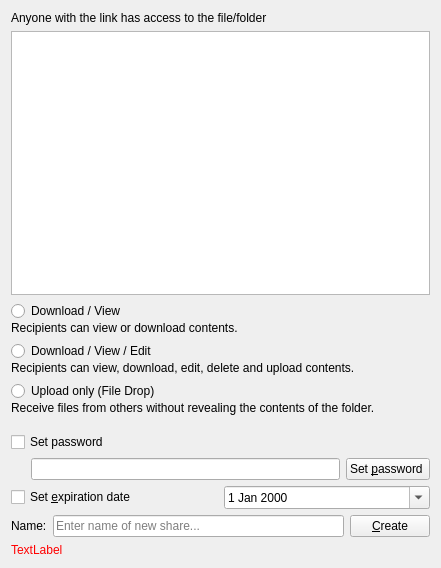
Old version of the form src/gui/sharelinkwidget.ui in the repository nextcloud/desktop.
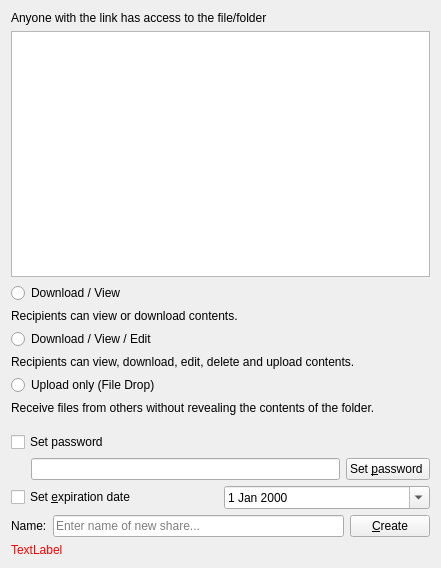
New version of the form.

Commit message:
Gui: Remove use of grid layout from src/gui/sharelinkwidget.*
Fixes: #7941

Diff of the .ui file:
```diff
--- a/src/gui/sharelinkwidget.ui
+++ b/src/gui/sharelinkwidget.ui
@@ -63,7 +63,7 @@
    </item>
    <item>
     <widget class="QWidget" name="shareProperties" native="true">
-     <layout class="QGridLayout" name="gridLayout_2">
+     <layout class="QVBoxLayout" name="verticalLayout_3">
       <property name="leftMargin">
        <number>0</number>
       </property>
@@ -76,41 +76,80 @@
       <property name="bottomMargin">
        <number>0</number>
       </property>
-      <item row="6" column="0">
-       <layout class="QHBoxLayout" name="horizontalLayout_expire">
+      <item>
+       <widget class="QWidget" name="widget_editing" native="true">
+        <layout class="QVBoxLayout" name="verticalLayout_2">
         <property name="leftMargin">
          <number>0</number>
         </property>
+         <property name="topMargin">
+          <number>0</number>
+         </property>
+         <property name="rightMargin">
+          <number>0</number>
+         </property>
         <item>
-         <widget class="QCheckBox" name="checkBox_expire">
+          <layout class="QHBoxLayout" name="layout_editing">
+           <property name="spacing">
+            <number>0</number>
+           </property>
+           <item>
+            <widget class="QRadioButton" name="radio_readOnly">
           <property name="text">
-           <string>Set &amp;expiration date</string>
+              <string>Download / View</string>
           </property>
          </widget>
         </item>
+          </layout>
+         </item>
         <item>
-         <widget class="QDateEdit" name="calendar">
-          <property name="calendarPopup">
+          <widget class="QLabel" name="label_readOnly">
+           <property name="sizePolicy">
+            <sizepolicy hsizetype="Preferred" vsizetype="Fixed">
+             <horstretch>0</horstretch>
+             <verstretch>0</verstretch>
+            </sizepolicy>
+           </property>
+           <property name="text">
+            <string>Recipients can view or download contents.</string>
+           </property>
+           <property name="wordWrap">
            <bool>true</bool>
           </property>
          </widget>
         </item>
-       </layout>
-      </item>
-      <item row="4" column="0">
-       <layout class="QHBoxLayout" name="horizontalLayout">
-        <property name="leftMargin">
-         <number>20</number>
-        </property>
+         <item>
+          <widget class="QRadioButton" name="radio_readWrite">
+           <property name="text">
+            <string>Download / View / Edit</string>
+           </property>
+          </widget>
+         </item>
+         <item>
+          <widget class="QLabel" name="label_readWrite">
+           <property name="sizePolicy">
+            <sizepolicy hsizetype="Preferred" vsizetype="Fixed">
+             <horstretch>0</horstretch>
+             <verstretch>0</verstretch>
+            </sizepolicy>
+           </property>
+           <property name="text">
+            <string>Recipients can view, download, edit, delete and upload contents.</string>
+           </property>
+           <property name="wordWrap">
+            <bool>true</bool>
+           </property>
+          </widget>
+         </item>
         <item>
-         <widget class="QLineEdit" name="lineEdit_password">
-          <property name="echoMode">
-           <enum>QLineEdit::Password</enum>
+          <widget class="QRadioButton" name="radio_uploadOnly">
+           <property name="text">
+            <string>Upload only (File Drop)</string>
           </property>
          </widget>
         </item>
         <item>
-         <widget class="QPushButton" name="pushButton_setPassword">
+          <widget class="QLabel" name="label_uploadOnly">
           <property name="sizePolicy">
            <sizepolicy hsizetype="Preferred" vsizetype="Fixed">
             <horstretch>0</horstretch>
@@ -118,13 +157,17 @@
            </sizepolicy>
           </property>
           <property name="text">
-           <string>Set &amp;password </string>
-          </property>
+            <string>Receive files from others without revealing the contents of the folder.</string>
+           </property>
+           <property name="wordWrap">
+            <bool>true</bool>
+           </property>
          </widget>
         </item>
        </layout>
+       </widget>
       </item>
-      <item row="3" column="0">
+      <item>
        <layout class="QHBoxLayout" name="horizontalLayout_password">
         <item>
          <widget class="QCheckBox" name="checkBox_password">
@@ -154,62 +197,20 @@
         </item>
        </layout>
       </item>
-      <item row="2" column="0">
-       <widget class="QWidget" name="widget_editing" native="true">
-        <layout class="QGridLayout" name="layout_editing">
+      <item>
+       <layout class="QHBoxLayout" name="horizontalLayout">
          <property name="leftMargin">
-          <number>0</number>
-         </property>
-         <property name="topMargin">
-          <number>0</number>
-         </property>
-         <property name="rightMargin">
-          <number>0</number>
-         </property>
-         <property name="verticalSpacing">
-          <number>0</number>
-         </property>
-         <item row="1" column="0">
-          <widget class="QLabel" name="label_readOnly">
-           <property name="sizePolicy">
-            <sizepolicy hsizetype="Preferred" vsizetype="Fixed">
-             <horstretch>0</horstretch>
-             <verstretch>0</verstretch>
-            </sizepolicy>
-           </property>
-           <property name="text">
-            <string>Recipients can view or download contents.</string>
-           </property>
-           <property name="wordWrap">
-            <bool>true</bool>
-           </property>
-          </widget>
-         </item>
-         <item row="2" column="0">
-          <spacer name="verticalSpacer">
-           <property name="orientation">
-            <enum>Qt::Vertical</enum>
-           </property>
-           <property name="sizeType">
-            <enum>QSizePolicy::Fixed</enum>
-           </property>
-           <property name="sizeHint" stdset="0">
-            <size>
-             <width>20</width>
-             <height>6</height>
-            </size>
-           </property>
-          </spacer>
-         </item>
-         <item row="6" column="0">
-          <widget class="QRadioButton" name="radio_uploadOnly">
-           <property name="text">
-            <string>Upload only (File Drop)</string>
-           </property>
-          </widget>
-         </item>
-         <item row="7" column="0">
-          <widget class="QLabel" name="label_uploadOnly">
+         <number>20</number>
+        </property>
+        <item>
+         <widget class="QLineEdit" name="lineEdit_password">
+          <property name="echoMode">
+           <enum>QLineEdit::Password</enum>
+          </property>
+         </widget>
+        </item>
+        <item>
+         <widget class="QPushButton" name="pushButton_setPassword">
            <property name="sizePolicy">
             <sizepolicy hsizetype="Preferred" vsizetype="Fixed">
              <horstretch>0</horstretch>
@@ -217,61 +218,32 @@
             </sizepolicy>
            </property>
            <property name="text">
-            <string>Receive files from others without revealing the contents of the folder.</string>
-           </property>
-           <property name="wordWrap">
-            <bool>true</bool>
-           </property>
-          </widget>
-         </item>
-         <item row="0" column="0">
-          <widget class="QRadioButton" name="radio_readOnly">
-           <property name="text">
-            <string>Download / View</string>
-           </property>
-          </widget>
-         </item>
-         <item row="3" column="0">
-          <widget class="QRadioButton" name="radio_readWrite">
+           <string>Set &amp;password </string>
+          </property>
+         </widget>
+        </item>
+       </layout>
+      </item>
+      <item>
+       <layout class="QHBoxLayout" name="horizontalLayout_expire">
+        <property name="leftMargin">
+         <number>0</number>
+        </property>
+        <item>
+         <widget class="QCheckBox" name="checkBox_expire">
            <property name="text">
-            <string>Download / View / Edit</string>
+           <string>Set &amp;expiration date</string>
            </property>
           </widget>
          </item>
-         <item row="4" column="0">
-          <widget class="QLabel" name="label_readWrite">
-           <property name="sizePolicy">
-            <sizepolicy hsizetype="Preferred" vsizetype="Fixed">
-             <horstretch>0</horstretch>
-             <verstretch>0</verstretch>
-            </sizepolicy>
-           </property>
-           <property name="text">
-            <string>Recipients can view, download, edit, delete and upload contents.</string>
-           </property>
-           <property name="wordWrap">
+        <item>
+         <widget class="QDateEdit" name="calendar">
+          <property name="calendarPopup">
             <bool>true</bool>
            </property>
           </widget>
          </item>
-         <item row="5" column="0">
-          <spacer name="verticalSpacer_2">
-           <property name="orientation">
-            <enum>Qt::Vertical</enum>
-           </property>
-           <property name="sizeType">
-            <enum>QSizePolicy::Fixed</enum>
-           </property>
-           <property name="sizeHint" stdset="0">
-            <size>
-             <width>20</width>
-             <height>6</height>
-            </size>
-           </property>
-          </spacer>
-         </item>
-        </layout>
-       </widget>
+       </layout>
       </item>
      </layout>
     </widget>
```
Lines whose indentation alone changed are shown as unchanged. The commit also changes 2 other files.
